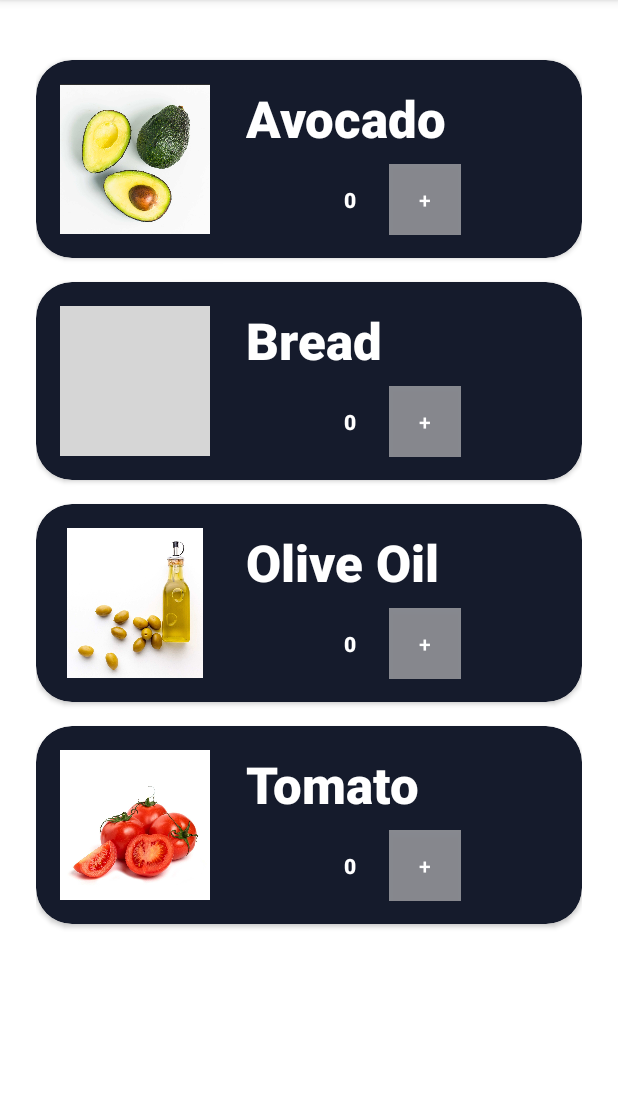
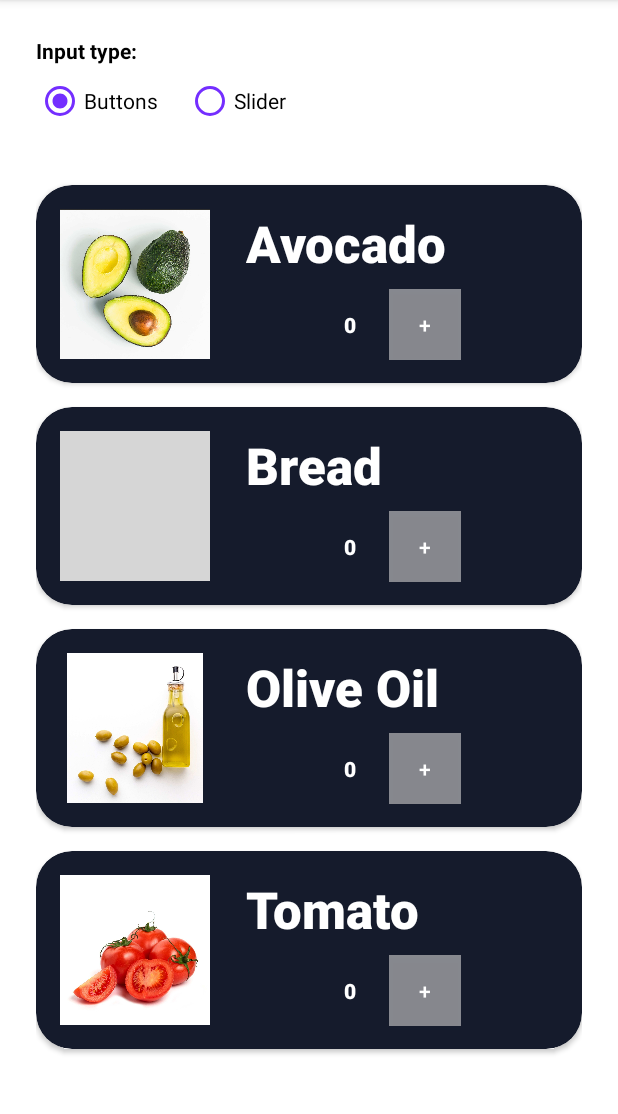
Before and after one commit to catherinekago/android-exercises, an Android app: the screen it shows after launch (MainActivity), on a phone screen of 412 x 824 dp, the part 84-1198 px from its top. Run offline under Robolectric (Android 15) with nearby library versions, the phone set to English and light mode, and no system bars; grey boxes are pictures that could not be loaded.

Commit message:
Add radio switch dummy for control switch

```diff
--- a/MyShoppinglist/app/src/main/java/com/example/myshoppinglist/RecyclerViewAdapter.java
+++ b/MyShoppinglist/app/src/main/java/com/example/myshoppinglist/RecyclerViewAdapter.java
@@ -1,8 +1,6 @@
 package com.example.myshoppinglist;
 
 import static android.content.Context.VIBRATOR_SERVICE;
-import static com.example.myshoppinglist.R.color.buttonActive;
-import static com.example.myshoppinglist.R.color.purple_200;
 
 import android.annotation.SuppressLint;
 import android.content.Context;
@@ -10,13 +8,11 @@ import android.os.Vibrator;
 import android.view.LayoutInflater;
 import android.view.View;
 import android.view.ViewGroup;
-import android.view.ViewParent;
 import android.widget.ImageView;
 import android.widget.TextView;
 
 import androidx.annotation.NonNull;
 import androidx.appcompat.widget.AppCompatButton;
-import androidx.core.content.ContextCompat;
 import androidx.recyclerview.widget.RecyclerView;
 
 import java.util.ArrayList;
@@ -68,7 +64,7 @@ public class RecyclerViewAdapter extends RecyclerView.Adapter<RecyclerViewAdapte
         AppCompatButton remove;
         int counter;
         //Vibration: requires context to work
-        Vibrator vibrator = (Vibrator) context.getSystemService(VIBRATOR_SERVICE);
+        Vibrator vibrator;
         final long[] patternAdd = {0, 500, 250, 500};
         final long[] patternRemove = {0, 1250};
 
@@ -79,23 +75,14 @@ public class RecyclerViewAdapter extends RecyclerView.Adapter<RecyclerViewAdapte
             rootView = itemView;
             imageView = itemView.findViewById(R.id.img_avocado);
             nameTextView = itemView.findViewById(R.id.text_avocado);
+            vibrator = (Vibrator) context.getSystemService(VIBRATOR_SERVICE);
 
             add = itemView.findViewById(R.id.add);
             add.setText("+");
-            add.setOnClickListener(new View.OnClickListener() {
-                                       @Override
-                                       public void onClick(View view) {
-                                           incrementCounter();
-                                       }
-                                   });
+            add.setOnClickListener(view -> incrementCounter());
                     remove = itemView.findViewById(R.id.remove);
             remove.setText("-");
-            remove.setOnClickListener(new View.OnClickListener() {
-                @Override
-                public void onClick(View view) {
-                    decrementCounter();
-                }
-            });
+            remove.setOnClickListener(view -> decrementCounter());
             countTextView = itemView.findViewById(R.id.count);
             initCounter();
 
--- a/MyShoppinglist/app/src/main/res/layout/activity_main.xml
+++ b/MyShoppinglist/app/src/main/res/layout/activity_main.xml
@@ -11,11 +11,58 @@
         android:layout_width="0dp"
         android:layout_height="0dp"
         android:layout_marginStart="24dp"
-        android:layout_marginTop="32dp"
+        android:layout_marginTop="24dp"
         android:layout_marginEnd="24dp"
-        android:layout_marginBottom="32dp"
         app:layout_constraintBottom_toBottomOf="parent"
         app:layout_constraintEnd_toEndOf="parent"
+        app:layout_constraintHorizontal_bias="0.0"
         app:layout_constraintStart_toStartOf="parent"
-        app:layout_constraintTop_toTopOf="parent" />
+        app:layout_constraintTop_toBottomOf="@+id/linearLayout" />
+
+    <LinearLayout
+        android:id="@+id/linearLayout"
+        android:layout_width="0dp"
+        android:layout_height="wrap_content"
+        android:layout_marginStart="24dp"
+        android:layout_marginTop="24dp"
+        android:layout_marginEnd="24dp"
+        android:orientation="vertical"
+        app:layout_constraintEnd_toEndOf="parent"
+        app:layout_constraintStart_toStartOf="parent"
+        app:layout_constraintTop_toTopOf="parent">
+
+        <TextView
+            android:id="@+id/switch_text"
+            android:layout_width="match_parent"
+            android:layout_height="wrap_content"
+            android:text="Input type:"
+            android:textColor="#000000"
+            android:textStyle="bold" />
+
+        <RadioGroup
+            android:id="@+id/radioGroup"
+            android:layout_width="wrap_content"
+            android:layout_height="wrap_content"
+            android:layout_marginStart="0dp"
+            android:layout_marginTop="0dp"
+            android:layout_marginEnd="24dp"
+            android:checkedButton="@id/switch_button"
+            android:orientation="horizontal">
+
+            <RadioButton
+                android:id="@+id/switch_button"
+                android:layout_width="100dp"
+                android:layout_height="wrap_content"
+                android:buttonTint="#742EFF"
+                android:text="Buttons" />
+
+            <RadioButton
+                android:id="@+id/switch_slider"
+                android:layout_width="100dp"
+                android:layout_height="wrap_content"
+                android:buttonTint="#742EFF"
+                android:text="Slider" />
+        </RadioGroup>
+    </LinearLayout>
+
 </androidx.constraintlayout.widget.ConstraintLayout>
```
